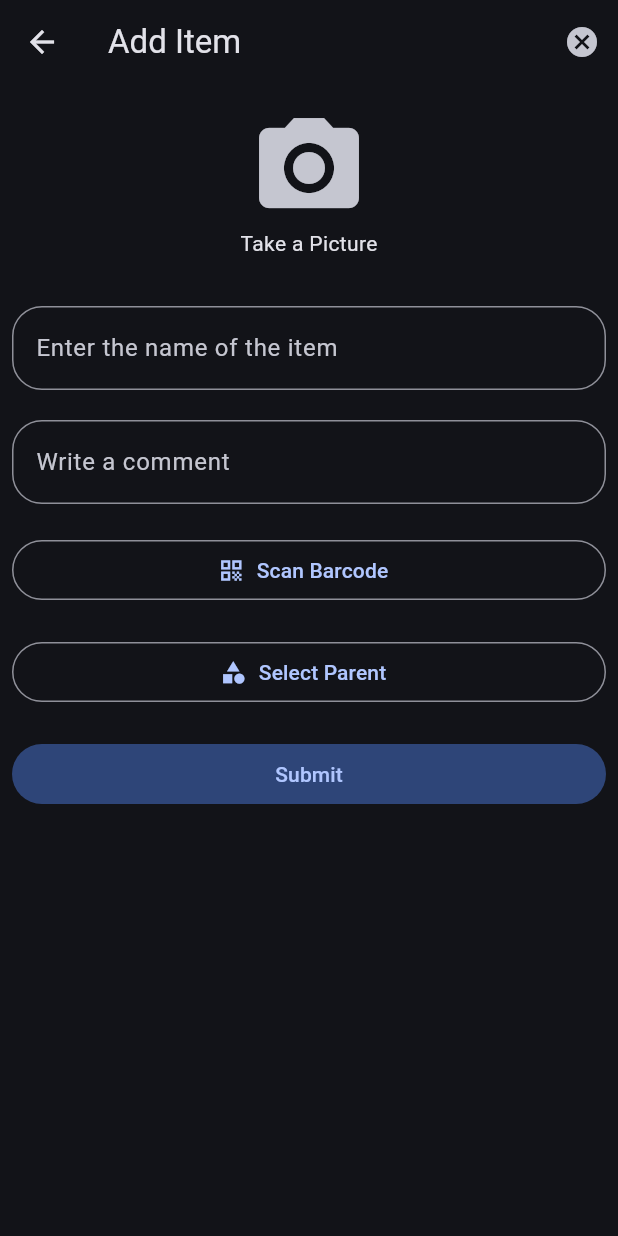
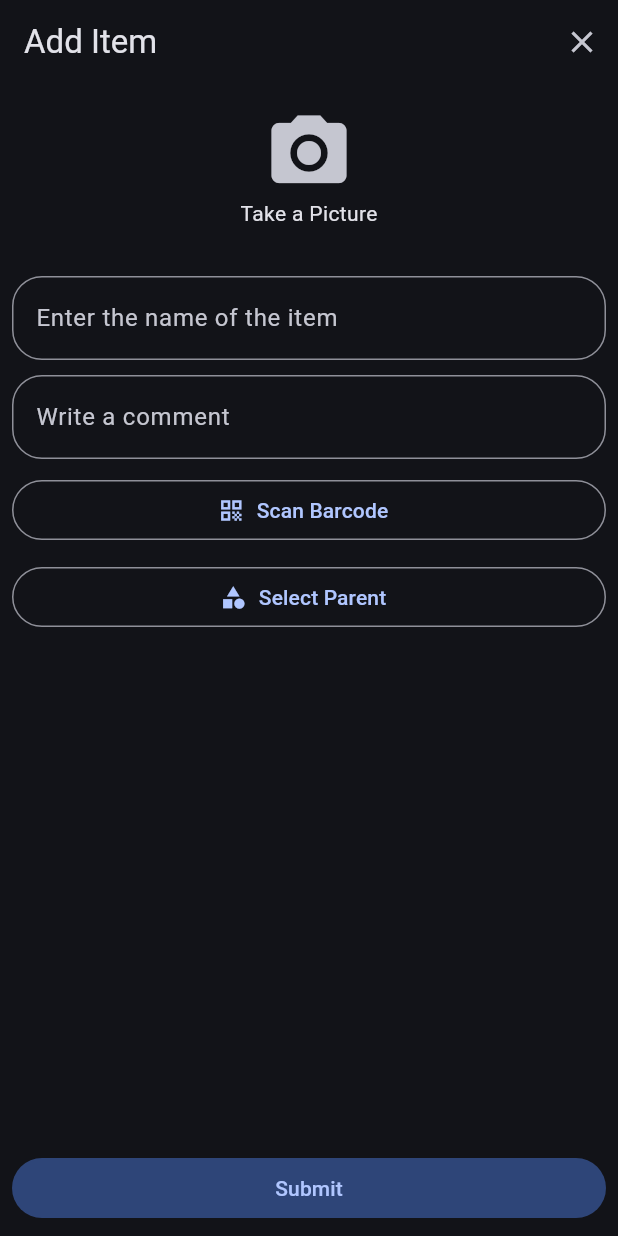
Before and after one commit to JoJoPuppe/home_inventory_app, a Flutter app: the AddItem screen opened directly, on a phone screen of 412 x 824 dp. Run offline on Flutter 3.47's test engine with Material 3 defaults, Android fonts, the phone set to English and light mode, and no system bars; our stand-ins replace camera, google_nav_bar, line_icons, persistent_bottom_nav_bar, shared_preferences; missing offline and left inert: back_button_interceptor, flutter_zxing; accounts and stored records are empty; network calls fail.

Commit message:
refactor item view added breadcrumbs

```diff
--- a/lib/main.dart
+++ b/lib/main.dart
@@ -32,8 +32,6 @@ class HomeInventoryApp extends StatelessWidget {
         colorScheme: ColorScheme.fromSeed(
           seedColor: Colors.blue[900]!,
           brightness: Brightness.dark,
-
-
           // background: Colors.blueGrey[900]!,
         ),
         useMaterial3: true,
--- a/lib/views/items/add_item.dart
+++ b/lib/views/items/add_item.dart
@@ -69,11 +69,12 @@ class AddItemState extends State<AddItem> {
   Widget build(BuildContext context) {
     return Scaffold(
       appBar: AppBar(
+        automaticallyImplyLeading: false,
         title: const Text('Add Item'),
         actions: [
           IconButton(
             onPressed: () => Navigator.of(context).pop(),
-            icon: const Icon(Icons.cancel),
+            icon: const Icon(Icons.close),
           )
         ]
       ),
@@ -82,18 +83,24 @@ class AddItemState extends State<AddItem> {
         key: _formKey,
         child: Padding(
           padding: const EdgeInsets.all(8.0),
+          child: Column(
+            crossAxisAlignment: CrossAxisAlignment.stretch,
+            children: [
+              Expanded(
                 child: SingleChildScrollView(
                   physics: const BouncingScrollPhysics(),
+                  child: SizedBox(
+                    width: double.infinity,
                     child: Column(
                       crossAxisAlignment: CrossAxisAlignment.stretch,
                       children: <Widget>[
                         Center(
                           child: SizedBox(
-                    height: 120,
-                    width: 120,
+                            height: 110,
+                            width: 110,
                             child:
                             IconButton(
-                      iconSize: 80,
+                              iconSize: 60,
                               icon: _backgroundImage != null
                                 ? Image.memory(_backgroundImage!)
                                 : const Column(
@@ -118,7 +125,7 @@ class AddItemState extends State<AddItem> {
                             ),
                           ),
                         ),
-                const SizedBox(height: 20),
+                        const SizedBox(height: 10),
                         Container(
                           width: double.infinity,
                           decoration: BoxDecoration(
@@ -143,7 +150,7 @@ class AddItemState extends State<AddItem> {
                             },
                           ),
                         ),
-                const SizedBox(height: 20),
+                        const SizedBox(height: 10),
                         Container(
                           width: double.infinity,
                           decoration: BoxDecoration(
@@ -164,7 +171,7 @@ class AddItemState extends State<AddItem> {
                             controller: _commentController,
                           ),
                         ),
-                const SizedBox(height: 20),
+                        const SizedBox(height: 10),
                         Row(
                           children: [
                             Expanded(
@@ -186,7 +193,7 @@ class AddItemState extends State<AddItem> {
                             ),
                           ],
                         ),
-                const SizedBox(height: 20),
+                        const SizedBox(height: 10),
                         Row(
                           children: [
                             Expanded(
@@ -198,10 +205,12 @@ class AddItemState extends State<AddItem> {
                             ),
                           ],
                         ),
-                const SizedBox(height: 20),
-                SizedBox(
-                  width: double.infinity,
-                  child: Align(
+                      ],
+                    ),
+                  ),
+                ),
+              ),
+              Align(
                 alignment: Alignment.bottomCenter,
                 child: Row(
                   children: [
@@ -216,13 +225,9 @@ class AddItemState extends State<AddItem> {
                   ],
                 ),
               ),
-                ),
-                // if (_message.isNotEmpty)
-                //   Text(_message),
                if (_sendResopnse != null)
                  buildFutureBuilder(),
             ],
-            ),
           ),
         ),
       )
```
Also changed, not shown: lib/views/items/item_details.dart (added, +23 -0 lines), lib/views/items/view_item.dart (+70 -69 lines). Lines whose indentation alone changed are shown as unchanged.
